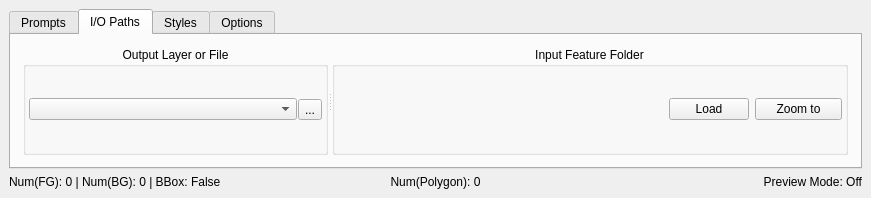
This is ui/Selector.ui in coolzhao/Geo-SAM as Qt 5 draws it before an edit. The edited form follows.
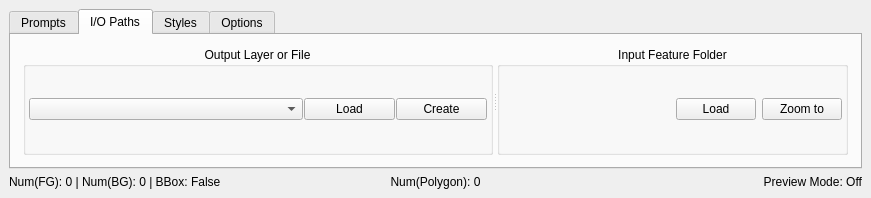
This is the edited form. The open tabs and pages were chosen to show the change. Custom widgets are drawn as their Qt base class.

Commit message: add load/create shape files

Patch:
```diff
--- a/ui/Selector.ui
+++ b/ui/Selector.ui
@@ -430,7 +430,7 @@
               <property name="alignment">
                <set>Qt::AlignHCenter|Qt::AlignTop</set>
               </property>
-              <layout class="QHBoxLayout" name="horizontalLayout_4" stretch="8,1">
+              <layout class="QHBoxLayout" name="horizontalLayout_4" stretch="3,1,1">
                <property name="spacing">
                 <number>1</number>
                </property>
@@ -456,37 +456,23 @@
                  </property>
                  <property name="minimumSize">
                   <size>
-                   <width>0</width>
+                   <width>50</width>
                    <height>0</height>
                   </size>
                  </property>
                 </widget>
                </item>
                <item>
-                <widget class="QToolButton" name="pushButton_load_file">
-                 <property name="sizePolicy">
-                  <sizepolicy hsizetype="Fixed" vsizetype="Fixed">
-                   <horstretch>0</horstretch>
-                   <verstretch>0</verstretch>
-                  </sizepolicy>
+                <widget class="QPushButton" name="pushButton_load_file">
+                 <property name="text">
+                  <string>Load</string>
                  </property>
-                 <property name="minimumSize">
-                  <size>
-                   <width>0</width>
-                   <height>0</height>
-                  </size>
-                 </property>
-                 <property name="toolTip">
-                  <string>Create/Load from a file</string>
-                 </property>
-                 <property name="statusTip">
-                  <string/>
-                 </property>
-                 <property name="whatsThis">
-                  <string/>
-                 </property>
+                </widget>
+               </item>
+               <item>
+                <widget class="QPushButton" name="pushButton_create_file">
                  <property name="text">
-                  <string>...</string>
+                  <string>Create</string>
                  </property>
                 </widget>
                </item>
@@ -499,7 +485,7 @@
               <property name="alignment">
                <set>Qt::AlignHCenter|Qt::AlignTop</set>
               </property>
-              <layout class="QHBoxLayout" name="horizontalLayout" stretch="15,3,4">
+              <layout class="QHBoxLayout" name="horizontalLayout" stretch="10,3,4">
                <property name="leftMargin">
                 <number>3</number>
                </property>
```
Left out of the diff: 2 changed lines with no effect on the pictures. The commit also changes 2 other files.
